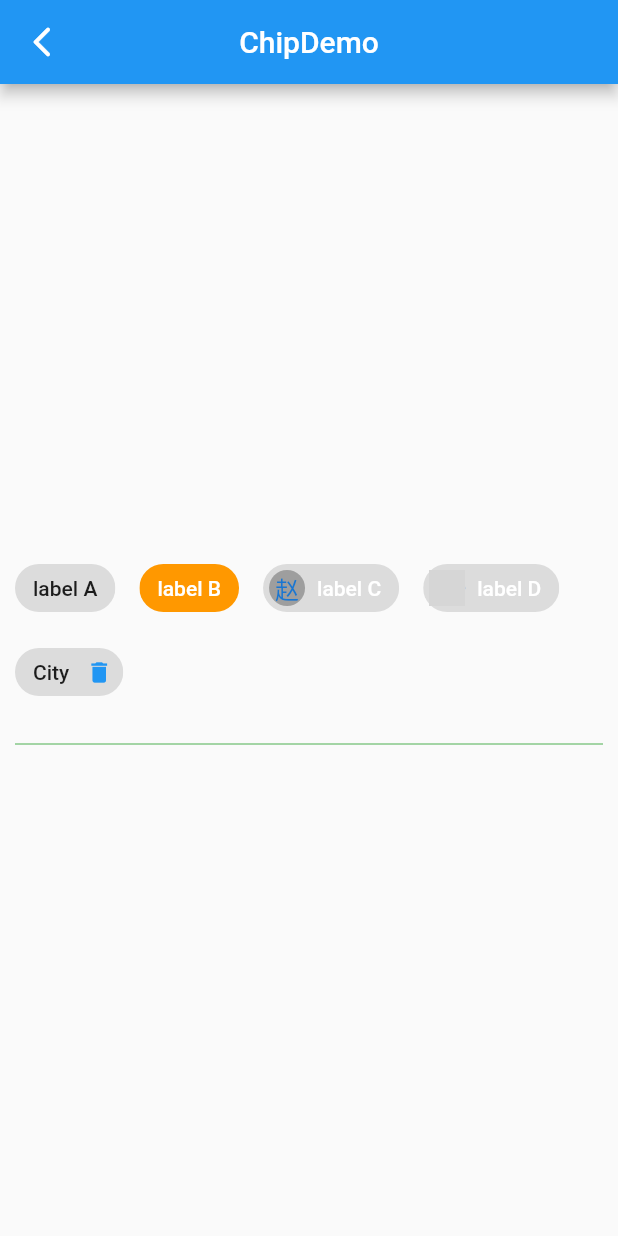
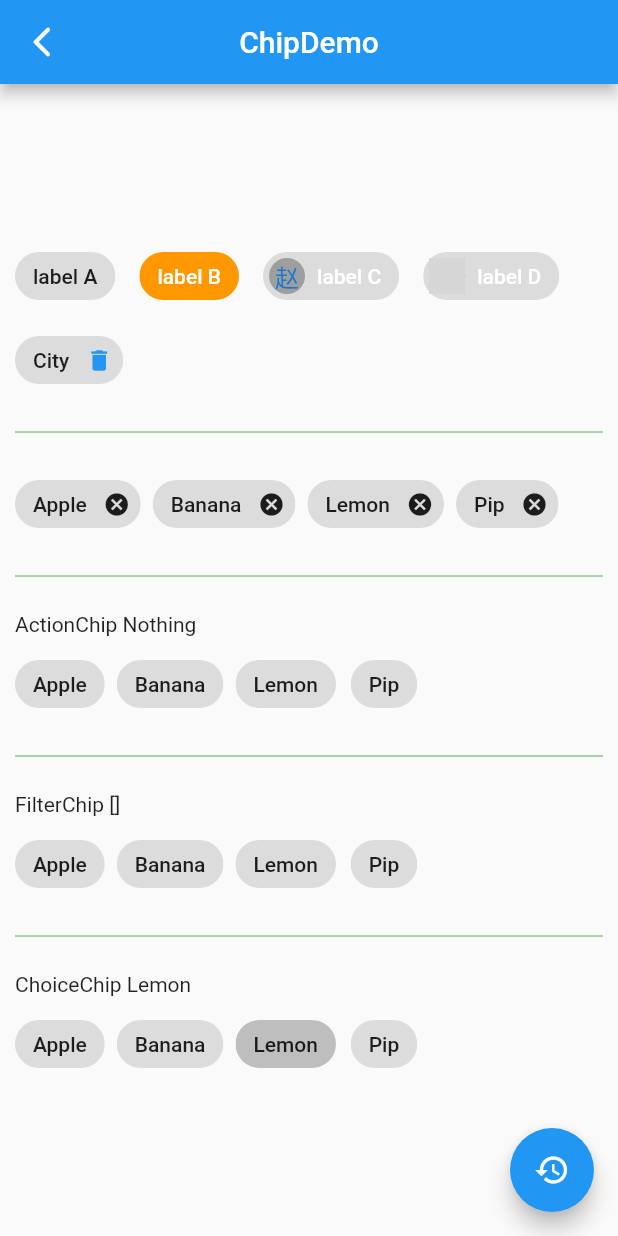
Before and after one commit to 390057892/flutter_widght, a Flutter app: the ChipDemo screen opened directly, on a phone screen of 412 x 824 dp. Run offline on Flutter 3.47's test engine with Material 2 defaults, Android fonts, the phone set to English and light mode, and no system bars; network calls fail; grey boxes are pictures that could not be loaded.

```diff
--- a/lib/demo/chip_demo.dart
+++ b/lib/demo/chip_demo.dart
@@ -6,6 +6,10 @@ class ChipDemo extends StatefulWidget {
 }
 
 class _ChipDemoState extends State<ChipDemo> {
+  List<String> _tags = ['Apple', 'Banana', 'Lemon', 'Pip'];
+  String _action = 'Nothing';
+  List<String> _selected = [];
+  String _choice = 'Lemon';
   @override
   Widget build(BuildContext context) {
     return Scaffold(
@@ -26,28 +30,35 @@ class _ChipDemoState extends State<ChipDemo> {
                   label: Text('label A'),
                 ),
                 Chip(
-                  label: Text('label B', style: TextStyle(color: Colors.white),),
+                  label: Text(
+                    'label B',
+                    style: TextStyle(color: Colors.white),
+                  ),
                   backgroundColor: Colors.orange,
                 ),
                 Chip(
-                  label: Text('label C', style: TextStyle(color: Colors.white),),
+                  label: Text(
+                    'label C',
+                    style: TextStyle(color: Colors.white),
+                  ),
                   avatar: CircleAvatar(
                     backgroundColor: Colors.grey,
                     child: Text('赵'),
                   ),
                 ),
                 Chip(
-                  label: Text('label D', style: TextStyle(color: Colors.white),),
+                  label: Text(
+                    'label D',
+                    style: TextStyle(color: Colors.white),
+                  ),
                   avatar: CircleAvatar(
                     backgroundImage: NetworkImage(
-                      'https://timgsa.baidu.com/timg?image&quality=80&size=b9999_10000&sec=1553619675767&di=49d3918b21879df6d8c0102087fa2139&imgtype=0&src=http%3A%2F%2Fimage.yy.com%2Fyywebalbumbs2bucket%2F23b7ba35078a4505bc2bec90940a80e0_1487720650500.jpg'
-                    ),
-
+                        'https://timgsa.baidu.com/timg?image&quality=80&size=b9999_10000&sec=1553619675767&di=49d3918b21879df6d8c0102087fa2139&imgtype=0&src=http%3A%2F%2Fimage.yy.com%2Fyywebalbumbs2bucket%2F23b7ba35078a4505bc2bec90940a80e0_1487720650500.jpg'),
                   ),
                 ),
                 Chip(
                   label: Text('City'),
-                  onDeleted: (){},
+                  onDeleted: () {},
                   deleteIcon: Icon(Icons.delete),
                   deleteIconColor: Colors.blue,
                   deleteButtonTooltipMessage: 'Remove this tag',
@@ -55,12 +66,104 @@ class _ChipDemoState extends State<ChipDemo> {
                 Divider(
                   color: Colors.green,
                   height: 32.0,
+                ),
+                Wrap(
+                  spacing: 8.0,
+                  children: _tags.map((tag) {
+                    return Chip(
+                      label: Text(tag),
+                      onDeleted: () {
+                        setState(() {
+                          _tags.remove(tag);
+                        });
+                      },
+                    );
+                  }).toList(),
+                ),
+                Divider(
+                  color: Colors.green,
+                  height: 32.0,
+                ),
+                Container(
+                  width: double.infinity,
+                  child: Text('ActionChip $_action'),
+                ),
+                Wrap(
+                  spacing: 8.0,
+                  children: _tags.map((tag) {
+                    return ActionChip(
+                      label: Text(tag),
+                      onPressed: () {
+                        setState(() {
+                          _action = tag;
+                        });
+                      },
+                    );
+                  }).toList(),
+                ),
+                Divider(
+                  color: Colors.green,
+                  height: 32.0,
+                ),
+                Container(
+                  width: double.infinity,
+                  child: Text('FilterChip ${_selected.toString()}'),
+                ),
+                Wrap(
+                  spacing: 8.0,
+                  children: _tags.map((tag) {
+                    return FilterChip(
+                      label: Text(tag),
+                      selected: _selected.contains(tag),
+                      onSelected: (value) {
+                        setState(() {
+                          if (_selected.contains(tag)) {
+                            _selected.remove(tag);
+                          } else {
+                            _selected.add(tag);
+                          }
+                        });
+                      },
+                    );
+                  }).toList(),
+                ),
+                Divider(
+                  color: Colors.green,
+                  height: 32.0,
+                ),
+                Container(
+                  width: double.infinity,
+                  child: Text('ChoiceChip $_choice'),
+                ),
+                Wrap(
+                  spacing: 8.0,
+                  children: _tags.map((tag) {
+                    return ChoiceChip(
+                      label: Text(tag),
+                      selected: _choice == tag,
+                      onSelected: (value) {
+                        setState(() {
+                          _choice = tag;
+                        });
+                      },
+                    );
+                  }).toList(),
                 )
               ],
             )
           ],
         ),
       ),
+      floatingActionButton: FloatingActionButton(
+        child: Icon(Icons.restore),
+        onPressed: () {
+          setState(() {
+            _tags = ['Apple', 'Banana', 'Lemon', 'Pip'];
+            _selected = [];
+            _choice = 'Lemon';
+          });
+        },
+      ),
     );
   }
 }
--- a/lib/demo/material_components.dart
+++ b/lib/demo/material_components.dart
@@ -14,6 +14,7 @@ import '../demo/simple_dialog_demo.dart';
 import 'alter_dialog_demo.dart';
 import 'bottom_sheet_demo.dart';
 import 'snack_bar_demo.dart';
+import 'data_table_demo.dart';
 
 class MatericalComponents extends StatelessWidget {
   @override
@@ -40,6 +41,7 @@ class MatericalComponents extends StatelessWidget {
           ListItem(title: 'RadioDemo', page: RadioDemo()),
           ListItem(title: 'SwitchDemo', page: SwitchDemo()),
           ListItem(title: 'DateTimeDemo', page: DateTimeDemo()),
+          ListItem(title: 'DataTableDemo', page: DataTableDemo()),
         ],
       ),
     );
```
Also changed, not shown: lib/demo/data_table_demo.dart (added, +54 -0 lines).
